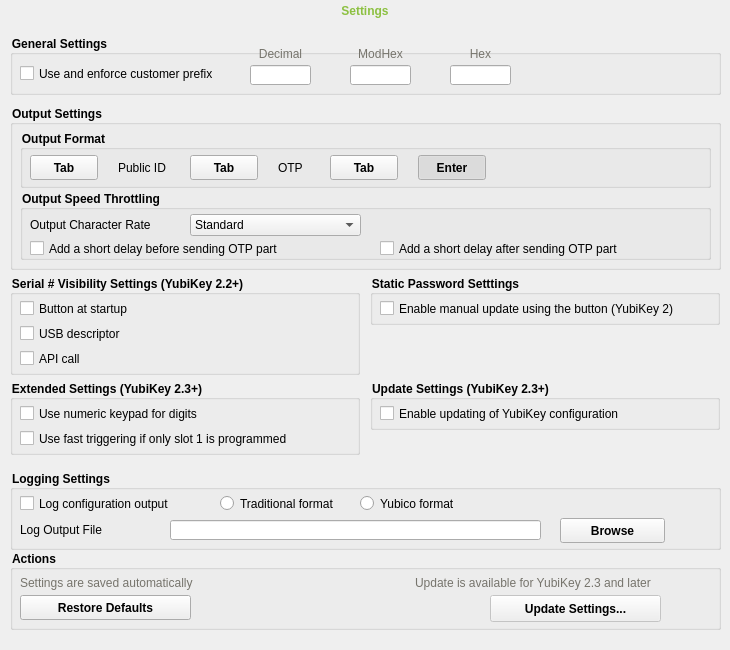
Above: src/ui/settingpage.ui from Yubico/yubikey-personalization-gui-dpkg before the change. Below: the same form after it.
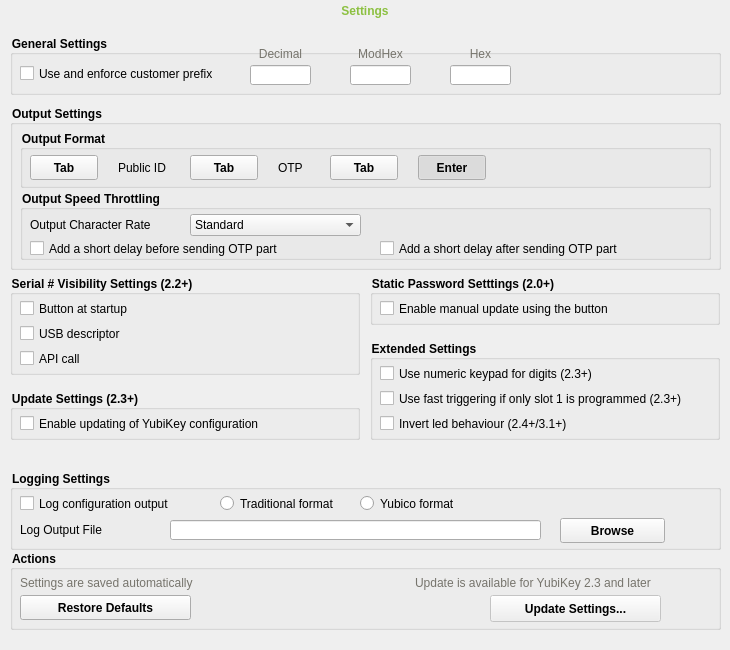
That is the form after the change. Icons and pictures are not drawn.

The edit to the form file:
```diff
--- a/src/ui/settingpage.ui
+++ b/src/ui/settingpage.ui
@@ -874,7 +874,7 @@
 </string>
     </property>
     <property name="title">
-     <string>Serial # Visibility Settings (YubiKey 2.2+)</string>
+     <string>Serial # Visibility Settings (2.2+)</string>
     </property>
     <widget class="QCheckBox" name="srBtnVisibleCheck">
      <property name="geometry">
@@ -982,7 +982,7 @@
 </string>
     </property>
     <property name="title">
-     <string>Static Password Setttings</string>
+     <string>Static Password Setttings (2.0+)</string>
     </property>
     <widget class="QCheckBox" name="manUpdateCheck">
      <property name="geometry">
@@ -997,7 +997,7 @@
       <string notr="true">font-weight: normal;</string>
      </property>
      <property name="text">
-      <string>Enable manual update using the button (YubiKey 2)</string>
+      <string>Enable manual update using the button</string>
      </property>
     </widget>
     <widget class="QPushButton" name="manUpdateHelpBtn">
@@ -1047,8 +1047,8 @@
    <widget class="QGroupBox" name="UpdateBox">
     <property name="geometry">
      <rect>
-      <x>370</x>
-      <y>380</y>
+      <x>10</x>
+      <y>390</y>
       <width>350</width>
       <height>50</height>
      </rect>
@@ -1058,7 +1058,7 @@
 </string>
     </property>
     <property name="title">
-     <string>Update Settings (YubiKey 2.3+)</string>
+     <string>Update Settings (2.3+)</string>
     </property>
     <widget class="QCheckBox" name="updateCheck">
      <property name="geometry">
@@ -1123,10 +1123,10 @@
    <widget class="QGroupBox" name="ExtendedBox">
     <property name="geometry">
      <rect>
-      <x>10</x>
-      <y>380</y>
+      <x>370</x>
+      <y>340</y>
       <width>350</width>
-      <height>75</height>
+      <height>100</height>
      </rect>
     </property>
     <property name="styleSheet">
@@ -1134,7 +1134,7 @@
 </string>
     </property>
     <property name="title">
-     <string>Extended Settings (YubiKey 2.3+)</string>
+     <string>Extended Settings</string>
     </property>
     <widget class="QCheckBox" name="useNumericKeypadCheck">
      <property name="geometry">
@@ -1149,7 +1149,7 @@
       <string notr="true">font-weight: normal;</string>
      </property>
      <property name="text">
-      <string>Use numeric keypad for digits</string>
+      <string>Use numeric keypad for digits (2.3+)</string>
      </property>
     </widget>
     <widget class="QCheckBox" name="fastTrigCheck">
@@ -1165,7 +1165,23 @@
       <string notr="true">font-weight: normal;</string>
      </property>
      <property name="text">
-      <string>Use fast triggering if only slot 1 is programmed</string>
+      <string>Use fast triggering if only slot 1 is programmed (2.3+)</string>
+     </property>
+    </widget>
+    <widget class="QCheckBox" name="ledInvertCheck">
+     <property name="geometry">
+      <rect>
+       <x>10</x>
+       <y>75</y>
+       <width>331</width>
+       <height>17</height>
+      </rect>
+     </property>
+     <property name="styleSheet">
+      <string notr="true">font-weight: normal;</string>
+     </property>
+     <property name="text">
+      <string>Invert led behaviour (2.4+/3.1+)</string>
      </property>
     </widget>
    </widget>
```
